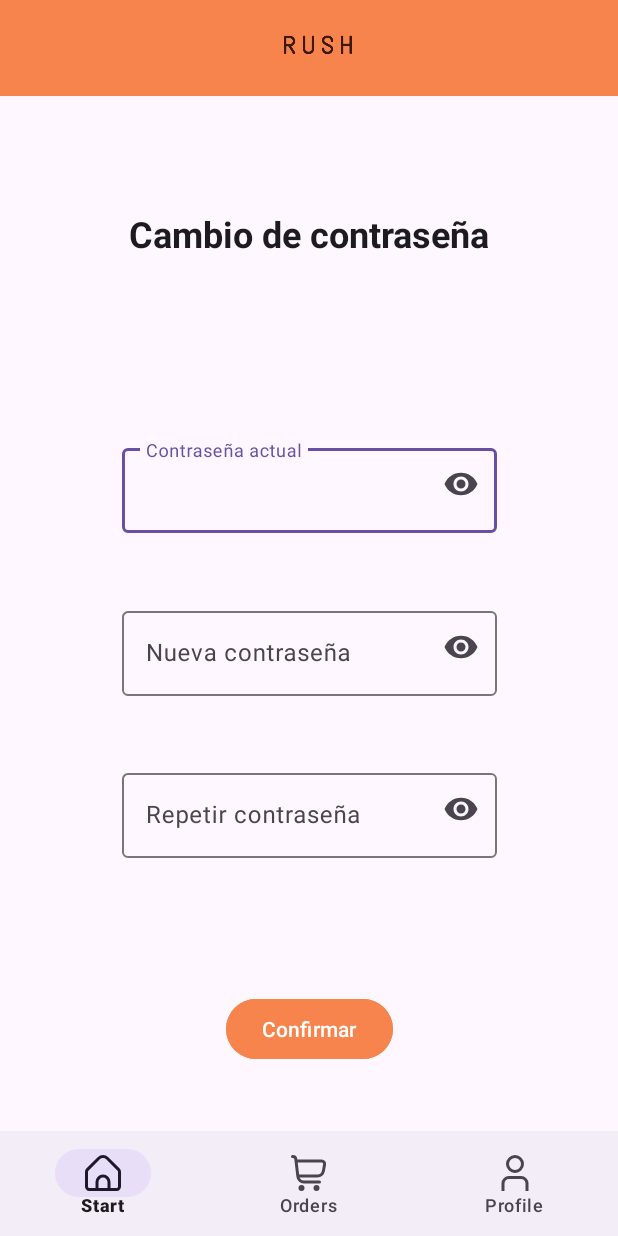
After one commit to Guslin-03/Rush, an Android app built with Jetpack Compose: the PasswordActivity screen opened directly, with no data from a screen before it, on a phone screen of 412 x 824 dp. The commit adds this screen. Run offline under Robolectric (Android 15) with nearby library versions, the phone set to English and light mode, and no system bars; our stand-ins replace Room's generated code.

Commit message:
Cambio de contraseña funcional

```diff
--- a/app/src/main/AndroidManifest.xml
+++ b/app/src/main/AndroidManifest.xml
@@ -51,6 +51,9 @@
         <activity android:name=".ui.profile.help.HelpActivity" android:exported="true" android:label="Help">
             <meta-data android:name="android.support.PARENT_ACTIVITY" android:value=".MainActivity"/>
         </activity>
+        <activity android:name=".ui.profile.password.PasswordActivity" android:exported="true" android:label="Password">
+            <meta-data android:name="android.support.PARENT_ACTIVITY" android:value=".MainActivity"/>
+        </activity>
     </application>
 
 </manifest>
--- a/app/src/main/java/com/example/rush/data/model/User.kt
+++ b/app/src/main/java/com/example/rush/data/model/User.kt
@@ -9,7 +9,7 @@ data class User (
     val name: String,
     val surname: String,
     val email: String,
-    val password: String,
+    var password: String,
     val phoneNumber: Int,
     val rushPoints: Int,
     var cardNumber: Long,
--- a/app/src/main/java/com/example/rush/data/repository/UserRepository.kt
+++ b/app/src/main/java/com/example/rush/data/repository/UserRepository.kt
@@ -10,4 +10,5 @@ interface UserRepository {
 
     suspend fun createUser(userArray: Array<User>): Resource<Void>
     suspend fun updateCard(id:Int, cardNumber:Long): Resource<Void>
+    suspend fun updatePass(id:Int, newPass:String, oldPass:String): Resource<Void>
 }
--- /dev/null
+++ b/app/src/main/java/com/example/rush/ui/profile/password/PasswordViewModel.kt
@@ -0,0 +1,38 @@
+package com.example.rush.ui.profile.password
+
+import androidx.lifecycle.LiveData
+import androidx.lifecycle.MutableLiveData
+import androidx.lifecycle.ViewModel
+import androidx.lifecycle.ViewModelProvider
+import androidx.lifecycle.viewModelScope
+import androidx.lifecycle.viewmodel.CreationExtras
+import com.example.rush.data.repository.user.RoomUserDataSource
+import com.example.rush.utils.Resource
+import kotlinx.coroutines.Dispatchers
+import kotlinx.coroutines.launch
+import kotlinx.coroutines.withContext
+
+class PasswordViewModel (private val roomUserDataSource: RoomUserDataSource) : ViewModel() {
+
+    private val _pass = MutableLiveData<Resource<Void>>()
+    val pass: LiveData<Resource<Void>> get() = _pass
+
+    fun onUpdatePass(id:Int, newPass:String, oldPass:String) {
+        viewModelScope.launch {
+            _pass.value = updatePass(id, newPass, oldPass)
+        }
+    }
+
+    private suspend fun updatePass(id:Int, newPass:String, oldPass:String): Resource<Void>? {
+        return withContext(Dispatchers.IO) {
+            roomUserDataSource.updatePass(id, newPass, oldPass)
+        }
+    }
+}
+class PasswordViewModelFactory(
+    private val roomUserDataSource: RoomUserDataSource): ViewModelProvider.Factory {
+    override fun <T : ViewModel> create(modelClass: Class<T>, extras: CreationExtras): T {
+        return PasswordViewModel(roomUserDataSource) as T
+    }
+
+}
--- a/app/src/main/res/layout/help_activity.xml
+++ b/app/src/main/res/layout/help_activity.xml
@@ -38,7 +38,7 @@
 
     <!-- ScrollView para permitir desplazamiento -->
     <TextView
-        android:id="@+id/help_title"
+        android:id="@+id/title"
         android:layout_width="wrap_content"
         android:layout_height="wrap_content"
         android:text="Ayuda"
@@ -57,7 +57,7 @@
         app:layout_constraintBottom_toTopOf="@+id/bottom_navigation"
         app:layout_constraintEnd_toEndOf="parent"
         app:layout_constraintStart_toStartOf="parent"
-        app:layout_constraintTop_toBottomOf="@+id/help_title">
+        app:layout_constraintTop_toBottomOf="@+id/title">
 
         <LinearLayout
             android:layout_width="match_parent"
--- /dev/null
+++ b/app/src/main/res/layout/password_activity.xml
@@ -0,0 +1,147 @@
+<?xml version="1.0" encoding="utf-8"?>
+<androidx.constraintlayout.widget.ConstraintLayout xmlns:android="http://schemas.android.com/apk/res/android"
+    xmlns:app="http://schemas.android.com/apk/res-auto"
+    xmlns:tools="http://schemas.android.com/tools"
+    android:layout_width="match_parent"
+    android:layout_height="match_parent">
+
+    <androidx.appcompat.widget.Toolbar
+        android:id="@+id/toolbar_personal_configuration"
+        android:layout_width="match_parent"
+        android:layout_height="?attr/actionBarSize"
+        android:background="#F6844C"
+        android:elevation="4dp"
+        app:layout_collapseMode="pin"
+        app:layout_scrollFlags="scroll|enterAlways"
+        app:title=" "
+        tools:ignore="MissingConstraints">
+
+        <LinearLayout
+            android:layout_width="match_parent"
+            android:layout_height="match_parent"
+            android:gravity="center"
+            android:orientation="horizontal"
+            tools:ignore="UseCompoundDrawables">
+
+            <ImageView
+                android:id="@+id/resumeLogo"
+                android:layout_width="63dp"
+                android:layout_height="61dp"
+                android:contentDescription="@string/rush"
+                app:srcCompat="@drawable/rush_letters"
+                tools:ignore="ImageContrastCheck"
+                tools:layout_editor_absoluteX="16dp"
+                tools:layout_editor_absoluteY="16dp" />
+
+        </LinearLayout>
+    </androidx.appcompat.widget.Toolbar>
+
+    <TextView
+        android:id="@+id/title"
+        android:layout_width="wrap_content"
+        android:layout_height="wrap_content"
+        android:text="@string/change_pass"
+        android:textAppearance="@style/TextAppearance.AppCompat.Large"
+        android:textSize="24sp"
+        android:textStyle="bold"
+        app:layout_constraintBottom_toTopOf="@+id/guidelineSuperior"
+        app:layout_constraintEnd_toEndOf="parent"
+        app:layout_constraintStart_toStartOf="parent"
+        app:layout_constraintTop_toBottomOf="@+id/toolbar_personal_configuration" />
+
+    <androidx.constraintlayout.widget.Guideline
+        android:id="@+id/guidelineSuperior"
+        android:layout_width="wrap_content"
+        android:layout_height="wrap_content"
+        android:orientation="horizontal"
+        app:layout_constraintGuide_percent="0.3" />
+
+    <com.google.android.material.textfield.TextInputLayout
+        android:id="@+id/current_password_layout"
+        android:layout_width="wrap_content"
+        android:layout_height="wrap_content"
+        app:endIconMode="password_toggle"
+        app:layout_constraintBottom_toTopOf="@+id/new_password1_layout"
+        app:layout_constraintEnd_toEndOf="parent"
+        app:layout_constraintStart_toStartOf="parent"
+        app:layout_constraintTop_toBottomOf="@+id/guidelineSuperior">
+
+        <com.google.android.material.textfield.TextInputEditText
+            android:id="@+id/current_password"
+            android:layout_width="250dp"
+            android:layout_height="wrap_content"
+            android:autofillHints=""
+            android:ems="10"
+            android:hint="@string/pass_actual"
+            android:inputType="textPassword"
+            android:minHeight="48dp" />
+    </com.google.android.material.textfield.TextInputLayout>
+
+    <com.google.android.material.textfield.TextInputLayout
+        android:id="@+id/new_password1_layout"
+        android:layout_width="wrap_content"
+        android:layout_height="wrap_content"
+        app:endIconMode="password_toggle"
+        app:layout_constraintBottom_toTopOf="@+id/new_password2_layout"
+        app:layout_constraintEnd_toEndOf="parent"
+        app:layout_constraintStart_toStartOf="parent"
+        app:layout_constraintTop_toBottomOf="@+id/current_password_layout">
+
+        <com.google.android.material.textfield.TextInputEditText
+            android:id="@+id/new_password1"
+            android:layout_width="250dp"
+            android:layout_height="wrap_content"
+            android:autofillHints=""
+            android:ems="10"
+            android:hint="@string/nueva_pass"
+            android:inputType="textPassword"
+            android:minHeight="48dp" />
+    </com.google.android.material.textfield.TextInputLayout>
+
+    <com.google.android.material.textfield.TextInputLayout
+        android:id="@+id/new_password2_layout"
+        android:layout_width="wrap_content"
+        android:layout_height="wrap_content"
+        app:endIconMode="password_toggle"
+        app:layout_constraintBottom_toTopOf="@+id/guidelineInferior"
+        app:layout_constraintEnd_toEndOf="parent"
+        app:layout_constraintStart_toStartOf="parent"
+        app:layout_constraintTop_toBottomOf="@+id/new_password1_layout">
+
+        <com.google.android.material.textfield.TextInputEditText
+            android:id="@+id/new_password2"
+            android:layout_width="250dp"
+            android:layout_height="wrap_content"
+            android:autofillHints=""
+            android:ems="10"
+            android:hint="@string/repetir_pass"
+            android:inputType="textPassword"
+            android:minHeight="48dp" />
+    </com.google.android.material.textfield.TextInputLayout>
+
+    <androidx.constraintlayout.widget.Guideline
+        android:id="@+id/guidelineInferior"
+        android:layout_width="wrap_content"
+        android:layout_height="wrap_content"
+        android:orientation="horizontal"
+        app:layout_constraintGuide_percent="0.75" />
+
+    <Button
+        android:id="@+id/change_password"
+        android:layout_width="wrap_content"
+        android:layout_height="wrap_content"
+        android:backgroundTint="#F6844C"
+        android:text="@string/confirmar"
+        app:layout_constraintBottom_toTopOf="@+id/bottom_navigation"
+        app:layout_constraintEnd_toEndOf="parent"
+        app:layout_constraintStart_toStartOf="parent"
+        app:layout_constraintTop_toTopOf="@+id/guidelineInferior" />
+
+    <com.google.android.material.bottomnavigation.BottomNavigationView
+        android:id="@+id/bottom_navigation"
+        android:layout_width="match_parent"
+        android:layout_height="70dp"
+        app:layout_constraintBottom_toBottomOf="parent"
+        app:menu="@menu/bottom_navigation_menu"
+        tools:ignore="VisualLintBottomNav" />
+</androidx.constraintlayout.widget.ConstraintLayout>
--- a/app/src/main/res/values/strings.xml
+++ b/app/src/main/res/values/strings.xml
@@ -65,4 +65,12 @@
     <string name="actualizar_tarjeta">Actualizar la tarjeta de crédito</string>
     <string name="numero_tarjeta">Número de Tarjeta de Crédito</string>
     <string name="imagen_de_tarjeta_de_credito">Imagen de tarjeta de credito</string>
+    <string name="pass_actual">Contraseña actual</string>
+    <string name="nueva_pass">Nueva contraseña</string>
+    <string name="repetir_pass">Repetir contraseña</string>
+    <string name="toast_password_old_new_matches">La anterior contraseña y la nueva son iguales</string>
+    <string name="toast_password_matches">Las dos contraseñas no coinciden</string>
+    <string name="toast_password_lenght">La contraseña debe tener al menos 8 caracteres</string>
+    <string name="toast_empty_1">Ningún campo puede estar vacío</string>
+    <string name="change_pass">Cambio de contraseña</string>
 </resources>
```
Also changed, not shown: app/src/main/java/com/example/rush/data/repository/user/RoomUserDataSource.kt (+12 -1 lines), app/src/main/java/com/example/rush/ui/profile/ProfileActivity.kt (+7 -1 lines), app/src/main/java/com/example/rush/ui/profile/password/PasswordActivity.kt (added, +152 -0 lines).
